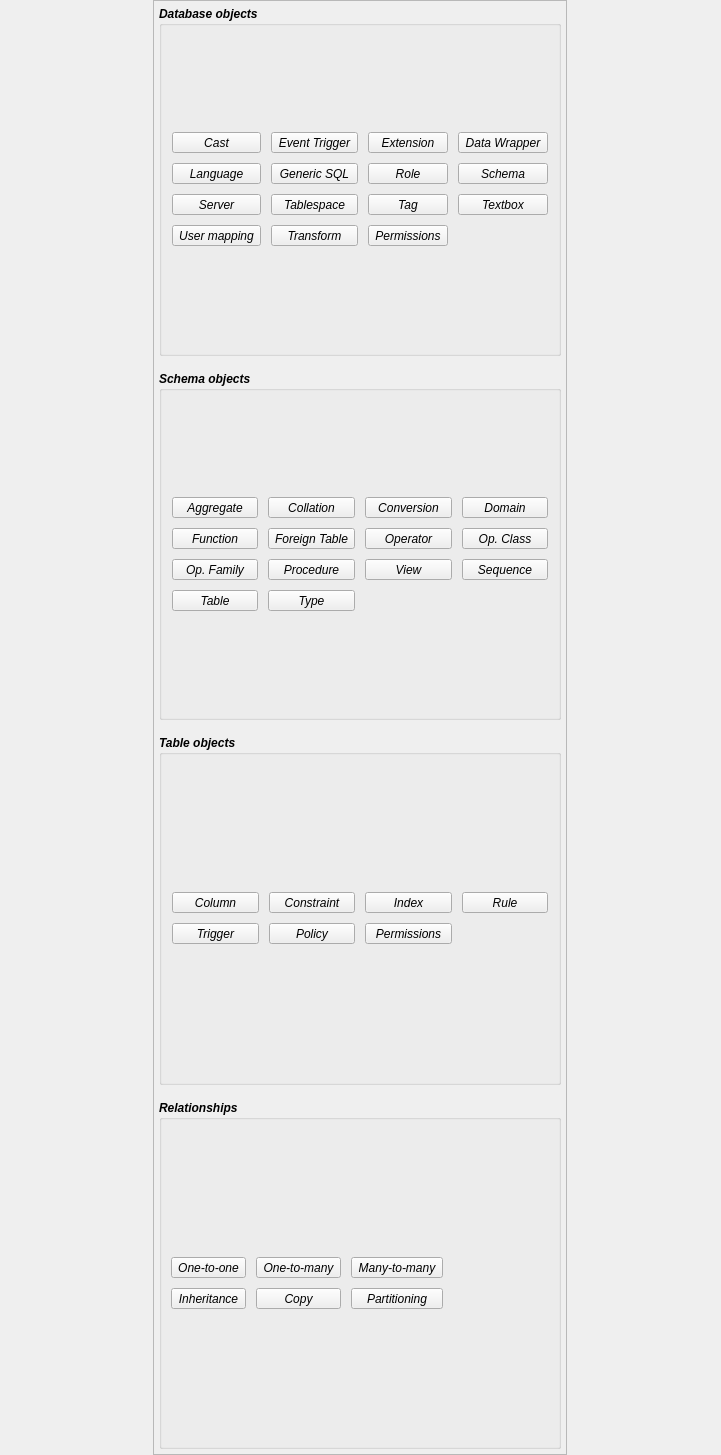
Before: the Qt Designer form libs/libgui/ui/widgets/newobjectoverlaywidget.ui in pgmodeler/pgmodeler, drawn with Qt 5.
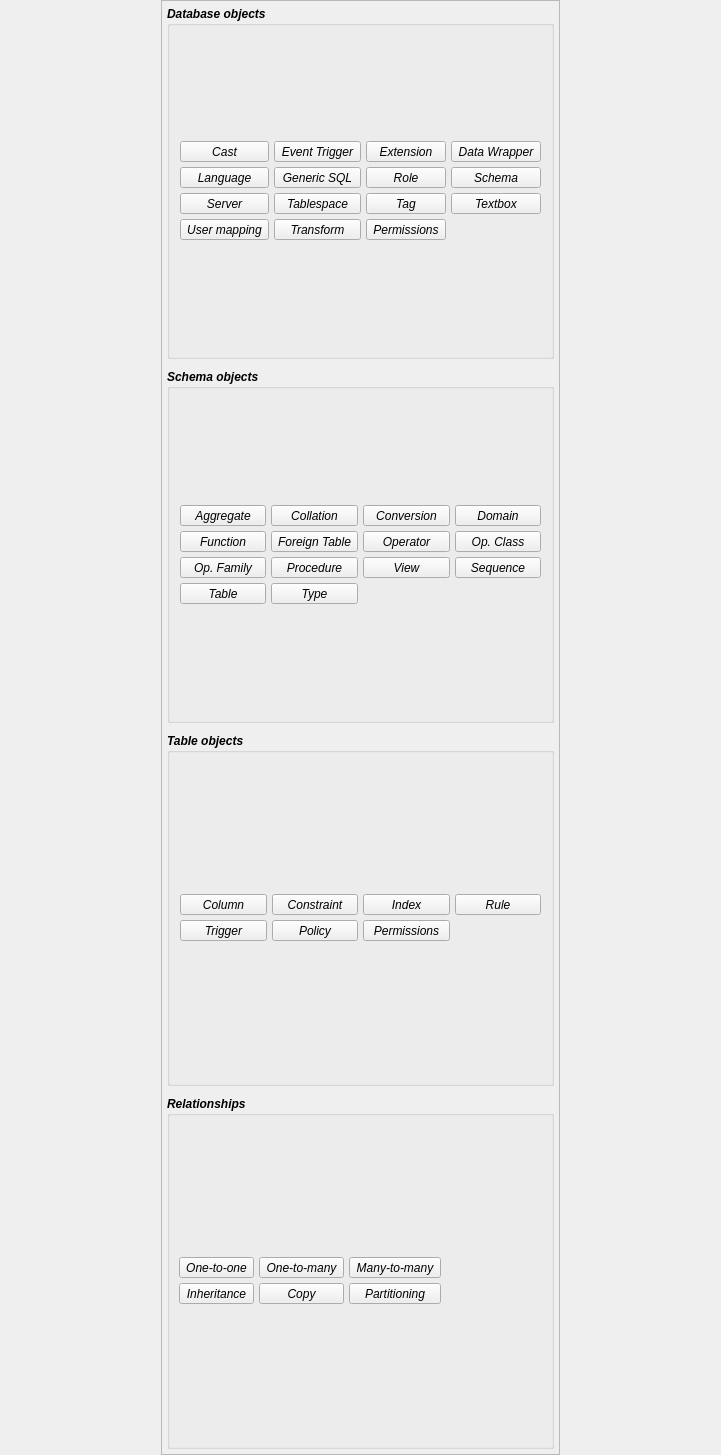
After: the same form once the commit is applied. Icons and pictures are not drawn.

Commit message: Adjusted the layouts spacing in ui/tools/* and ui/widget/*

Diff of the .ui file:
```diff
--- a/libs/libgui/ui/widgets/newobjectoverlaywidget.ui
+++ b/libs/libgui/ui/widgets/newobjectoverlaywidget.ui
@@ -66,7 +66,7 @@
      </property>
      <layout class="QVBoxLayout" name="verticalLayout">
       <property name="spacing">
-       <number>15</number>
+       <number>10</number>
       </property>
       <property name="leftMargin">
        <number>5</number>
@@ -98,6 +98,9 @@
          <property name="bottomMargin">
           <number>5</number>
          </property>
+         <property name="spacing">
+          <number>5</number>
+         </property>
          <item row="0" column="0">
           <widget class="QWidget" name="db_objs_btns_wgt" native="true">
            <property name="sizePolicy">
@@ -120,7 +123,7 @@
              <number>5</number>
             </property>
             <property name="spacing">
-             <number>10</number>
+             <number>5</number>
             </property>
             <item row="0" column="4">
              <widget class="QToolButton" name="fdw_tb">
@@ -764,6 +767,9 @@
          <property name="bottomMargin">
           <number>5</number>
          </property>
+         <property name="spacing">
+          <number>5</number>
+         </property>
          <item row="0" column="0">
           <widget class="QWidget" name="sch_objs_btns_wgt" native="true">
            <property name="sizePolicy">
@@ -786,7 +792,7 @@
              <number>5</number>
             </property>
             <property name="spacing">
-             <number>10</number>
+             <number>5</number>
             </property>
             <item row="1" column="2">
              <widget class="QToolButton" name="operator_tb">
@@ -1344,6 +1350,9 @@
          <property name="bottomMargin">
           <number>5</number>
          </property>
+         <property name="spacing">
+          <number>5</number>
+         </property>
          <item row="0" column="0">
           <widget class="QWidget" name="tab_objs_btns_wgt" native="true">
            <property name="sizePolicy">
@@ -1366,7 +1375,7 @@
              <number>5</number>
             </property>
             <property name="spacing">
-             <number>10</number>
+             <number>5</number>
             </property>
             <item row="0" column="4">
              <widget class="QToolButton" name="constraint_tb">
@@ -1659,7 +1668,7 @@
           <number>5</number>
          </property>
          <property name="spacing">
-          <number>10</number>
+          <number>5</number>
          </property>
          <item row="0" column="0">
           <widget class="QWidget" name="rel_btns_wgt" native="true">
@@ -1674,16 +1683,16 @@
              <number>4</number>
             </property>
             <property name="topMargin">
-             <number>4</number>
+             <number>5</number>
             </property>
             <property name="rightMargin">
-             <number>4</number>
+             <number>5</number>
             </property>
             <property name="bottomMargin">
-             <number>4</number>
+             <number>5</number>
             </property>
             <property name="spacing">
-             <number>10</number>
+             <number>5</number>
             </property>
             <item row="0" column="2">
              <widget class="QToolButton" name="relnn_tb">
```
The commit also changes 41 other files.
